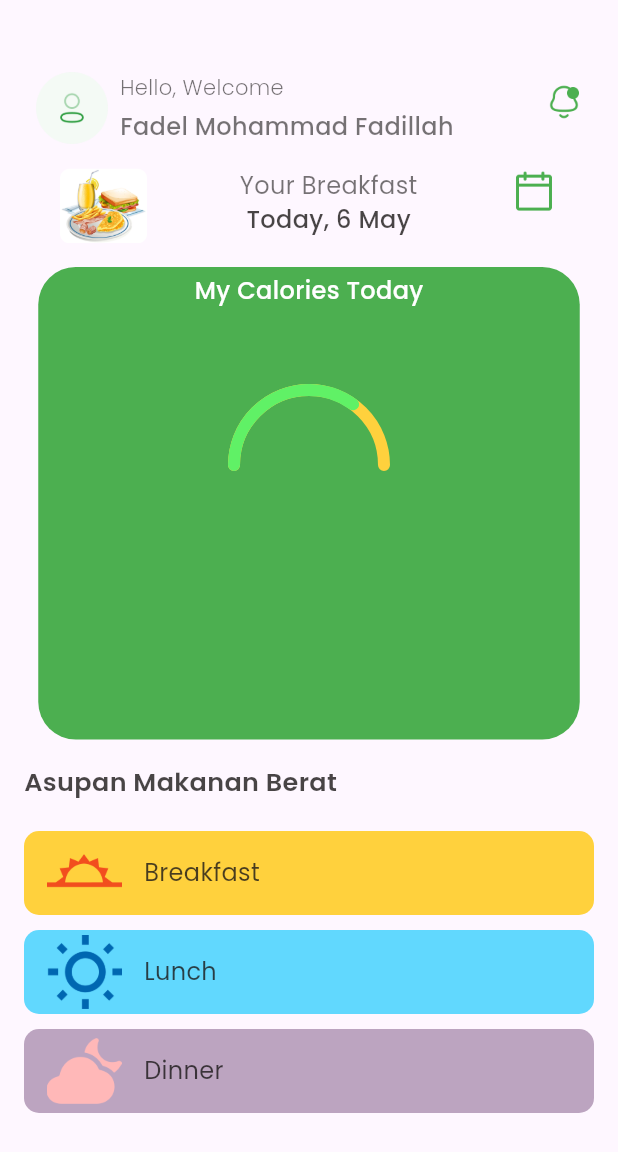
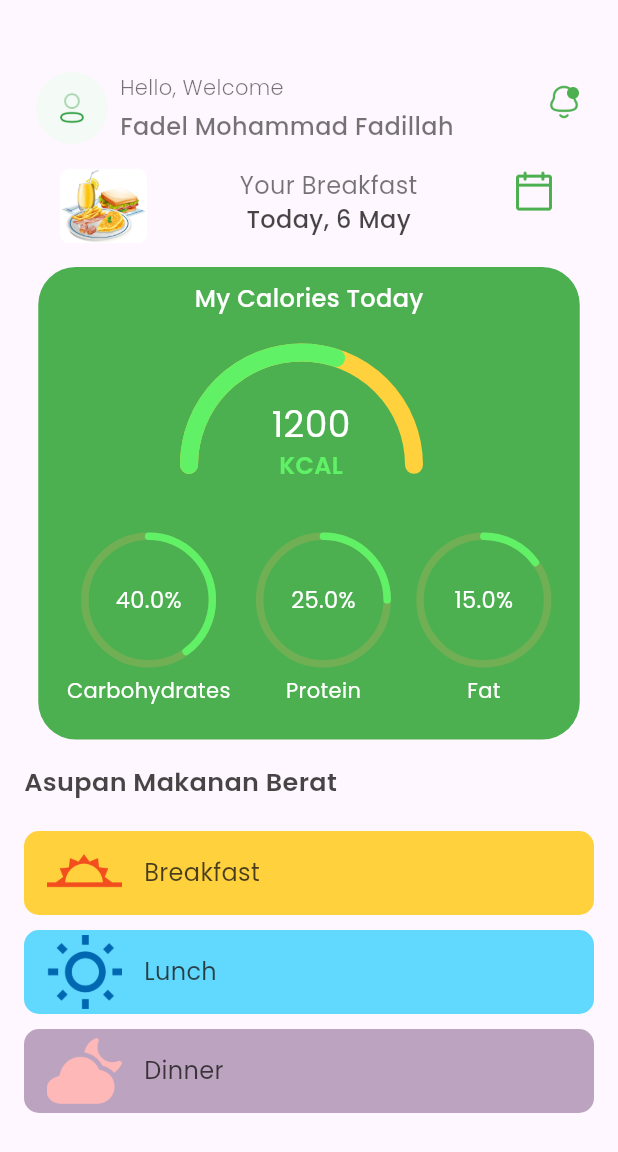
Before and after one commit to mahesyasn18/NutriMotionMobile, a Flutter app: the HomeMainPage screen opened directly, on a phone screen of 412 x 824 dp. Shown: the top 1152 px of the screen. Run offline on Flutter 3.47's test engine with Material 3 defaults, Android fonts, the phone set to English and light mode, and no system bars; drawn by our look-alikes of percent_indicator; our stand-ins replace another_flushbar, bloc, camera, carousel_slider, equatable, flutter_bloc and 2 more; missing offline and left inert: google_ml_kit; accounts and stored records are empty.

Commit message:
homepage diagram nutrition

```diff
--- a/lib/shared/shared_values.dart
+++ b/lib/shared/shared_values.dart
@@ -1,2 +1,2 @@
-String baseUrl = 'https://2556-103-209-131-66.ngrok-free.app/api';
-String baseUrls = 'https://2556-103-209-131-66.ngrok-free.app';
+String baseUrl = 'https://9ff3-103-147-8-136.ngrok-free.app/api';
+String baseUrls = 'https://9ff3-103-147-8-136.ngrok-free.app';
--- a/lib/shared/theme.dart
+++ b/lib/shared/theme.dart
@@ -21,6 +21,7 @@ Color redDotColor = const Color(0xffF24E1E);
 Color greenDotColor = const Color(0xff1EF273);
 Color yellowDotColor = const Color(0xffF2AA1E);
 Color blueDotColor = const Color(0xff16649B);
+Color brownColor = const Color(0xffD4AE64);
 
 TextStyle blackPoppinsTextStyle = GoogleFonts.poppins(
   color: blackColor,
@@ -32,6 +33,10 @@ TextStyle subtitleGrayPoppinsTextStyle = GoogleFonts.poppins(
 
 TextStyle greenPoppinsTextStyle = GoogleFonts.poppins(
   color: greenColor,
+);
+
+TextStyle secondaryGreenPoppinsTextStyle = GoogleFonts.poppins(
+  color: secondaryGreenColor,
 );
 
 TextStyle darkGreenPoppinsPrimaryTextStyle = GoogleFonts.poppins(
--- a/lib/ui/pages/home_main_page.dart
+++ b/lib/ui/pages/home_main_page.dart
@@ -6,6 +6,7 @@ import 'package:nutrimotion/shared/theme.dart';
 import 'package:intl/intl.dart';
 import 'package:nutrimotion/ui/widgets/custom_fill_gauge.dart';
 import 'package:nutrimotion/ui/widgets/home_menu_item.dart';
+import 'package:percent_indicator/circular_percent_indicator.dart';
 
 class HomeMainPage extends StatefulWidget {
   HomeMainPage({super.key});
@@ -15,6 +16,13 @@ class HomeMainPage extends StatefulWidget {
 }
 
 class _HomeMainPageState extends State<HomeMainPage> {
+  final int recommendedCalori = 2000;
+  final int currentCalori = 1200;
+  final double carbValue = 40.0;
+  final double proteinValue = 25.0;
+  final double fatValue = 15.0;
+
+
   late String dayName;
   DateTime? date;
 
@@ -167,7 +175,8 @@ class _HomeMainPageState extends State<HomeMainPage> {
             ),
             child: Column(
               children: [
-                SizedBox(
+                Container(
+                  margin: EdgeInsets.only(top: 5),
                   height: 32,
                   child: Center(
                     child: Text(
@@ -177,15 +186,126 @@ class _HomeMainPageState extends State<HomeMainPage> {
                     ),
                   ),
                 ),
-                Center(
-                  child: HalfCircularFillGauge(
-                    value: 0.7, // Nilai fill gauge (0.0 - 1.0)
-                    fillColor: secondaryGreenColor, // Warna fill gauge
-                    backgroundColor: yellowColor, // Warna fill gauge kosong
-                    strokeWidth: 8.0, // Ketebalan garis
-                    // text: '1500 Kcal',
+                Container(
+                  height: 239,
+                  width: 340,
+                  margin: EdgeInsets.only(top: 20),
+                  child: Stack(
+                    children: [
+                      Container(
+                        margin: EdgeInsets.only(left: 90),
+                        height: 157,
+                        width: 166,
+                        child: Stack(
+                          children: [
+                            // background
+                            Container(
+                              child: HalfCircularFillGauge(
+                                value: 1*3.14, // Nilai fill gauge (0.0 - 1.0)
+                                color: yellowColor, // Warna fill gauge kosong
+                                strokeWidth: 12.0, // Ketebalan garis
+                              ),
+                            ),
+                            // fill
+                            HalfCircularFillGauge(
+                              value: (currentCalori/recommendedCalori)*3.14, // Nilai fill gauge (0.0 - 1.0)
+                              color: secondaryGreenColor, // Warna fill gauge kosong
+                              text: currentCalori.toString(), //text calori
+                              strokeWidth: 12.0, // Ketebalan garis
+                            ),
+                          ],
+                        ),
+                     ),
+                     Container(
+                      margin: EdgeInsets.only(top: 120,),
+                      width: 340,
+                      child: Row(
+                        mainAxisAlignment: MainAxisAlignment.spaceAround,
+                        children: [
+                          Column(
+                            children: [
+                              CircularPercentIndicator(
+                                radius: 45,
+                                circularStrokeCap: CircularStrokeCap.round,
+                                percent: carbValue/100,
+                                progressColor: secondaryGreenColor,
+                                backgroundColor: brownColor.withOpacity(0.27),
+                                center: Text(
+                                  '${carbValue}%',
+                                  style: whitePoppinsTextStyle.copyWith(
+                                    fontSize: 15, fontWeight: regular
+                                  ),
+                                ),
+                              ),
+                              Container(
+                                margin: EdgeInsets.only(top: 5),
+                                child: Text(
+                                  'Carbohydrates',
+                                  style: whitePoppinsTextStyle.copyWith(
+                                    fontSize: 14, fontWeight: regular
+                                  ),
+                                ),
+                              )
+                            ],
+                          ),
+                          Column(
+                            children: [
+                              CircularPercentIndicator(
+                                radius: 45,
+                                circularStrokeCap: CircularStrokeCap.round,
+                                percent: proteinValue/100,
+                                progressColor: secondaryGreenColor,
+                                backgroundColor: brownColor.withOpacity(0.27),
+                                center: Text(
+                                  '${proteinValue}%',
+                                  style: whitePoppinsTextStyle.copyWith(
+                                    fontSize: 15, fontWeight: regular
+                                  ),
+                                ),
+                              ),
+                              Container(
+                                margin: EdgeInsets.only(top: 5),
+                                child: Text(
+                                  'Protein',
+                                  style: whitePoppinsTextStyle.copyWith(
+                                    fontSize: 14, fontWeight: regular
+                                  ),
+                                ),
+                              )
+                            ],
+                          ),Column(
+                            children: [
+                              CircularPercentIndicator(
+                                radius: 45,
+                                circularStrokeCap: CircularStrokeCap.round,
+                                percent: fatValue/100,
+                                progressColor: secondaryGreenColor,
+                                backgroundColor: brownColor.withOpacity(0.27),
+                                center: Text(
+                                  '${fatValue}%',
+                                  style: whitePoppinsTextStyle.copyWith(
+                                    fontSize: 15, fontWeight: regular
+                                  ),
+                                ),
+                              ),
+                              Container(
+                                margin: EdgeInsets.only(top: 5),
+                                child: Text(
+                                  'Fat',
+                                  style: whitePoppinsTextStyle.copyWith(
+                                    fontSize: 14, fontWeight: regular
+                                  ),
+                                ),
+                              )
+                            ],
+                          ),
+                        ],
+                      ),
+                     )
+                    ],
                   ),
-                ),
+                )
+
               ],
             ),
           ),
--- a/lib/ui/widgets/custom_fill_gauge.dart
+++ b/lib/ui/widgets/custom_fill_gauge.dart
@@ -1,29 +1,61 @@
 import 'dart:math' as math;
 import 'package:flutter/material.dart';
-
-class HalfCircularFillGauge extends StatelessWidget {
+import 'package:nutrimotion/shared/theme.dart';
+class HalfCircularFillGauge extends StatefulWidget {
   final double value; // Nilai dari fill gauge (0.0 - 1.0)
-  final Color fillColor; // Warna fill gauge
-  final Color backgroundColor; // Warna fill gauge kosong
+  final Color color;
   final double strokeWidth; // Ketebalan garis
+  final String? text;
 
   const HalfCircularFillGauge({
     Key? key,
     required this.value,
-    required this.fillColor,
-    required this.backgroundColor,
+    required this.color,
+    this.text,
     this.strokeWidth = 8.0,
   }) : super(key: key);
 
   @override
+  State<HalfCircularFillGauge> createState() => _HalfCircularFillGaugeState();
+}
+
+class _HalfCircularFillGaugeState extends State<HalfCircularFillGauge> with SingleTickerProviderStateMixin{
+
+  @override
   Widget build(BuildContext context) {
-    return CustomPaint(
-      size: Size(150, 100), // Sesuaikan dengan ukuran yang diinginkan
-      painter: HalfCircularFillGaugePainter(
-        value: value,
-        fillColor: fillColor,
-        backgroundColor: backgroundColor,
-        strokeWidth: strokeWidth,
+    return Container(
+      child: Stack(
+        children: [
+          CustomPaint(
+          size: const Size(150, 150), // Sesuaikan dengan ukuran yang diinginkan
+          painter: HalfCircularFillGaugePainter(
+              value: widget.value,
+              color: widget.color,
+              strokeWidth: widget.strokeWidth
+            ),
+          ),
+          (widget.text != null) ?
+          Positioned(
+            top: 30,
+            left: 55,
+            child: Column(
+              children: [
+              Text(
+                '${widget.text}',
+                style: whitePoppinsTextStyle.copyWith(
+                  fontSize: 24, fontWeight: regular
+                )
+              ),
+              Text(
+                'KCAL',
+                style: secondaryGreenPoppinsTextStyle.copyWith(
+                  fontSize: 16, fontWeight: semiBold
+                )
+              ),
+            ],
+            )
+          ): Container()
+        ],
       ),
     );
   }
@@ -31,58 +63,35 @@ class HalfCircularFillGauge extends StatelessWidget {
 
 class HalfCircularFillGaugePainter extends CustomPainter {
   final double value;
-  final Color fillColor;
-  final Color backgroundColor;
+  final Color color;
   final double strokeWidth;
 
   HalfCircularFillGaugePainter({
     required this.value,
-    required this.fillColor,
-    required this.backgroundColor,
+    required this.color,
     required this.strokeWidth,
   });
 
   @override
   void paint(Canvas canvas, Size size) {
-    Paint fillPaint = Paint()
-      ..color = fillColor
+    const rect = Rect.fromLTRB(0,0,150,150);
+    Paint gaugeColor = Paint()
+      ..color = color
       ..strokeWidth = strokeWidth
       ..style = PaintingStyle.stroke
       ..strokeCap = StrokeCap.round;
 
-    Paint backgroundPaint = Paint()
-      ..color = backgroundColor
-      ..strokeWidth = strokeWidth
-      ..style = PaintingStyle.stroke
-      ..strokeCap = StrokeCap.round;
-
-    double radius = math.min(size.width, size.height) / 2;
-    Offset center = Offset(size.width / 2, size.height);
+    double startAngle = -math.pi;
+    double sweepAngle =  value != null ? value : math.pi;
 
     // Gambar lingkaran setengah dengan fill gauge kosong
-    canvas.drawArc(
-      Rect.fromCircle(center: center, radius: radius),
-      math.pi,
-      math.pi,
-      false,
-      backgroundPaint,
-    );
+    canvas.drawArc(rect,startAngle,sweepAngle, false, gaugeColor,);
 
-    // Gambar fill gauge berdasarkan nilai yang diberikan
-    double sweepAngle = math.pi * value;
-    canvas.drawArc(
-      Rect.fromCircle(center: center, radius: radius),
-      math.pi,
-      sweepAngle,
-      false,
-      fillPaint,
-    );
   }
 
   @override
   bool shouldRepaint(HalfCircularFillGaugePainter oldDelegate) {
-    return oldDelegate.value != value ||
-        oldDelegate.fillColor != fillColor ||
-        oldDelegate.backgroundColor != backgroundColor;
+    return true;
+
   }
 }
--- a/pubspec.yaml
+++ b/pubspec.yaml
@@ -47,6 +47,7 @@ dependencies:
   another_flushbar: ^1.10.28
   flutter_secure_storage: ^8.0.0
   intl:
+  percent_indicator: ^4.2.3
 
 dev_dependencies:
   flutter_test:
```
Also changed, not shown: pubspec.lock.
